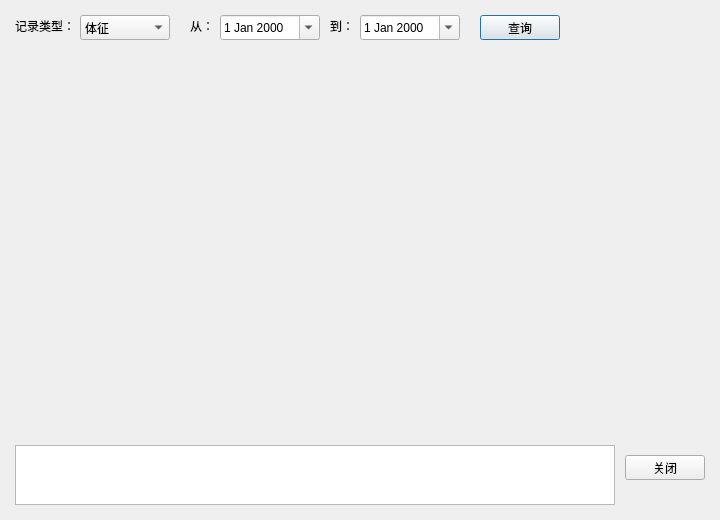
This is frontend/Forms/trenddialog.ui in Felis1204/OmniHealth_Profiler as Qt 5 draws it before an edit. The edited form follows.
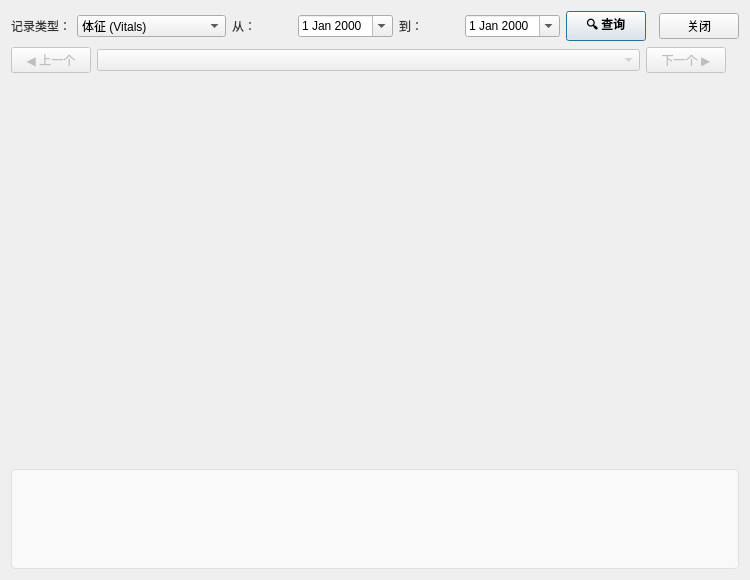
This is the edited form.

Diff of the .ui file:
```diff
--- a/frontend/Forms/trenddialog.ui
+++ b/frontend/Forms/trenddialog.ui
@@ -2,153 +2,45 @@
 <ui version="4.0">
  <class>TrendDialog</class>
  <widget class="QDialog" name="TrendDialog">
-  <property name="geometry">
-   <rect>
-    <x>0</x>
-    <y>0</y>
-    <width>720</width>
-    <height>520</height>
-   </rect>
-  </property>
-  <property name="windowTitle">
-   <string>趋势分析</string>
-  </property>
-  <widget class="QLabel" name="label">
-   <property name="geometry">
-    <rect>
-     <x>15</x>
-     <y>18</y>
-     <width>61</width>
-     <height>16</height>
-    </rect>
-   </property>
-   <property name="text">
-    <string>记录类型：</string>
-   </property>
-  </widget>
-  <widget class="QComboBox" name="typeCombo">
-   <property name="geometry">
-    <rect>
-     <x>80</x>
-     <y>15</y>
-     <width>90</width>
-     <height>25</height>
-    </rect>
-   </property>
-   <item>
-    <property name="text">
-     <string>体征</string>
-    </property>
-   </item>
-   <item>
-    <property name="text">
-     <string>检验</string>
-    </property>
-   </item>
-   <item>
-    <property name="text">
-     <string>血压</string>
-    </property>
-   </item>
-  </widget>
-  <widget class="QLabel" name="label_2">
-   <property name="geometry">
-    <rect>
-     <x>190</x>
-     <y>18</y>
-     <width>31</width>
-     <height>16</height>
-    </rect>
-   </property>
-   <property name="text">
-    <string>从：</string>
-   </property>
-  </widget>
-  <widget class="QDateEdit" name="fromDate">
-   <property name="geometry">
-    <rect>
-     <x>220</x>
-     <y>15</y>
-     <width>100</width>
-     <height>25</height>
-    </rect>
-   </property>
-   <property name="calendarPopup">
-    <bool>true</bool>
-   </property>
-  </widget>
-  <widget class="QLabel" name="label_3">
-   <property name="geometry">
-    <rect>
-     <x>330</x>
-     <y>18</y>
-     <width>31</width>
-     <height>16</height>
-    </rect>
-   </property>
-   <property name="text">
-    <string>到：</string>
-   </property>
-  </widget>
-  <widget class="QDateEdit" name="toDate">
-   <property name="geometry">
-    <rect>
-     <x>360</x>
-     <y>15</y>
-     <width>100</width>
-     <height>25</height>
-    </rect>
-   </property>
-   <property name="calendarPopup">
-    <bool>true</bool>
-   </property>
-  </widget>
-  <widget class="QPushButton" name="searchButton">
-   <property name="geometry">
-    <rect>
-     <x>480</x>
-     <y>15</y>
-     <width>80</width>
-     <height>25</height>
-    </rect>
-   </property>
-   <property name="text">
-    <string>查询</string>
-   </property>
-  </widget>
-  <widget class="QWidget" name="chartContainer" native="true">
-   <property name="geometry">
-    <rect>
-     <x>15</x>
-     <y>55</y>
-     <width>690</width>
-     <height>380</height>
-    </rect>
-   </property>
-  </widget>
-  <widget class="QTextBrowser" name="statsDisplay">
-   <property name="geometry">
-    <rect>
-     <x>15</x>
-     <y>445</y>
-     <width>600</width>
-     <height>60</height>
-    </rect>
-   </property>
-  </widget>
-  <widget class="QPushButton" name="closeButton">
-   <property name="geometry">
-    <rect>
-     <x>625</x>
-     <y>455</y>
-     <width>80</width>
-     <height>25</height>
-    </rect>
-   </property>
-   <property name="text">
-    <string>关闭</string>
-   </property>
-  </widget>
+  <property name="geometry"><rect><x>0</x><y>0</y><width>750</width><height>580</height></rect></property>
+  <property name="windowTitle"><string>趋势分析</string></property>
+  <property name="minimumSize"><size><width>640</width><height>500</height></size></property>
+  <property name="styleSheet"><string>QLabel { color: #333; }</string></property>
+  <layout class="QVBoxLayout" name="mainLayout">
+   <!-- 顶部筛选栏 -->
+   <item><layout class="QHBoxLayout" name="topLayout">
+    <item><widget class="QLabel" name="label"><property name="text"><string>记录类型：</string></property></widget></item>
+    <item><widget class="QComboBox" name="typeCombo">
+     <item><property name="text"><string>体征 (Vitals)</string></property></item>
+     <item><property name="text"><string>临床检验 (Lab Test)</string></property></item>
+     <item><property name="text"><string>血压 (Blood Pressure)</string></property></item>
+    </widget></item>
+    <item><widget class="QLabel" name="label_2"><property name="text"><string>从：</string></property></widget></item>
+    <item><widget class="QDateEdit" name="fromDate"><property name="calendarPopup"><bool>true</bool></property></widget></item>
+    <item><widget class="QLabel" name="label_3"><property name="text"><string>到：</string></property></widget></item>
+    <item><widget class="QDateEdit" name="toDate"><property name="calendarPopup"><bool>true</bool></property></widget></item>
+    <item><widget class="QPushButton" name="searchButton"><property name="text"><string>🔍 查询</string></property><property name="styleSheet"><string>font-weight: bold;</string></property></widget></item>
+    <item><spacer name="topSpacer"><property name="orientation"><enum>Qt::Horizontal</enum></property></spacer></item>
+    <item><widget class="QPushButton" name="closeButton"><property name="text"><string>关闭</string></property></widget></item>
+   </layout></item>
+   <!-- 指标选择器 -->
+   <item><layout class="QHBoxLayout" name="metricLayout">
+    <item><widget class="QPushButton" name="prevBtn"><property name="text"><string>◀ 上一个</string></property><property name="enabled"><bool>false</bool></property></widget></item>
+    <item><widget class="QComboBox" name="metricCombo"><property name="enabled"><bool>false</bool></property><property name="sizePolicy"><sizepolicy hsizetype="Expanding" vsizetype="Fixed"><horstretch>1</horstretch><verstretch>0</verstretch></sizepolicy></property></widget></item>
+    <item><widget class="QPushButton" name="nextBtn"><property name="text"><string>下一个 ▶</string></property><property name="enabled"><bool>false</bool></property></widget></item>
+    <item><widget class="QLabel" name="metricCountLabel"><property name="text"><string/></property><property name="styleSheet"><string>color: #888; font-size: 12px;</string></property></widget></item>
+   </layout></item>
+   <!-- 图表区域 -->
+   <item><widget class="QWidget" name="chartContainer" native="true">
+    <property name="sizePolicy"><sizepolicy hsizetype="Expanding" vsizetype="Expanding"><horstretch>0</horstretch><verstretch>1</verstretch></sizepolicy></property>
+   </widget></item>
+   <!-- 统计信息 -->
+   <item><widget class="QTextBrowser" name="statsDisplay">
+    <property name="minimumSize"><size><width>0</width><height>55</height></size></property>
+    <property name="maximumSize"><size><width>16777215</width><height>100</height></size></property>
+    <property name="styleSheet"><string>QTextBrowser { background: #f9f9f9; border: 1px solid #e0e0e0; border-radius: 4px; padding: 6px 10px; font-size: 12px; color: #333; }</string></property>
+   </widget></item>
+  </layout>
  </widget>
  <resources/>
  <connections/>
```
